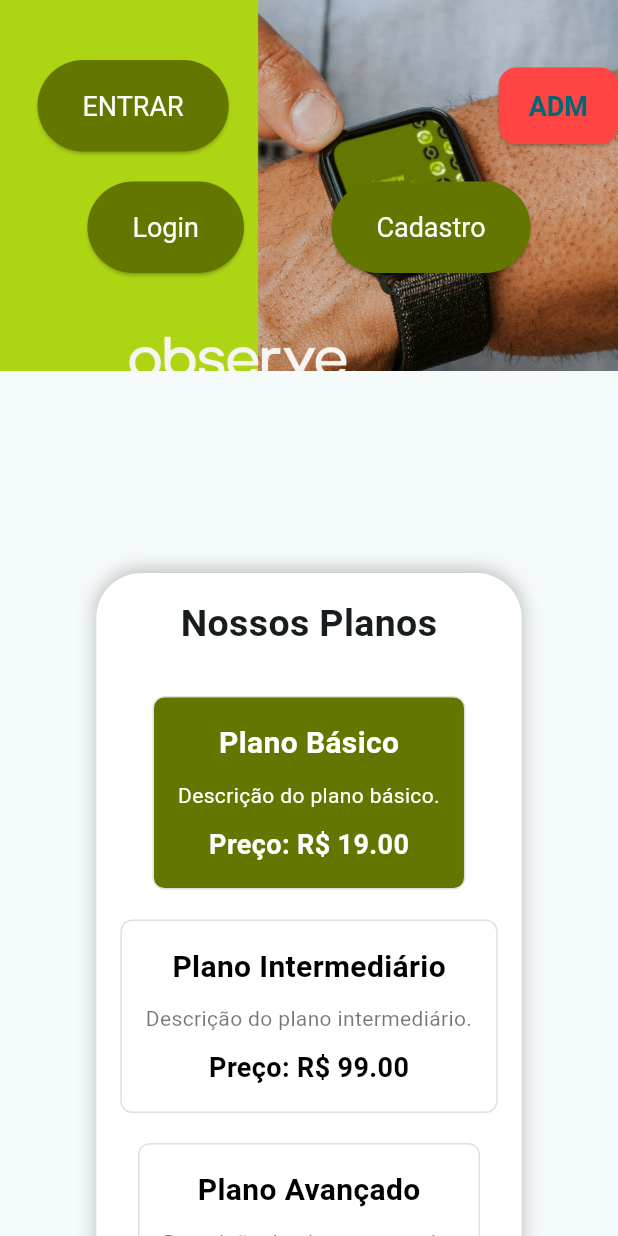
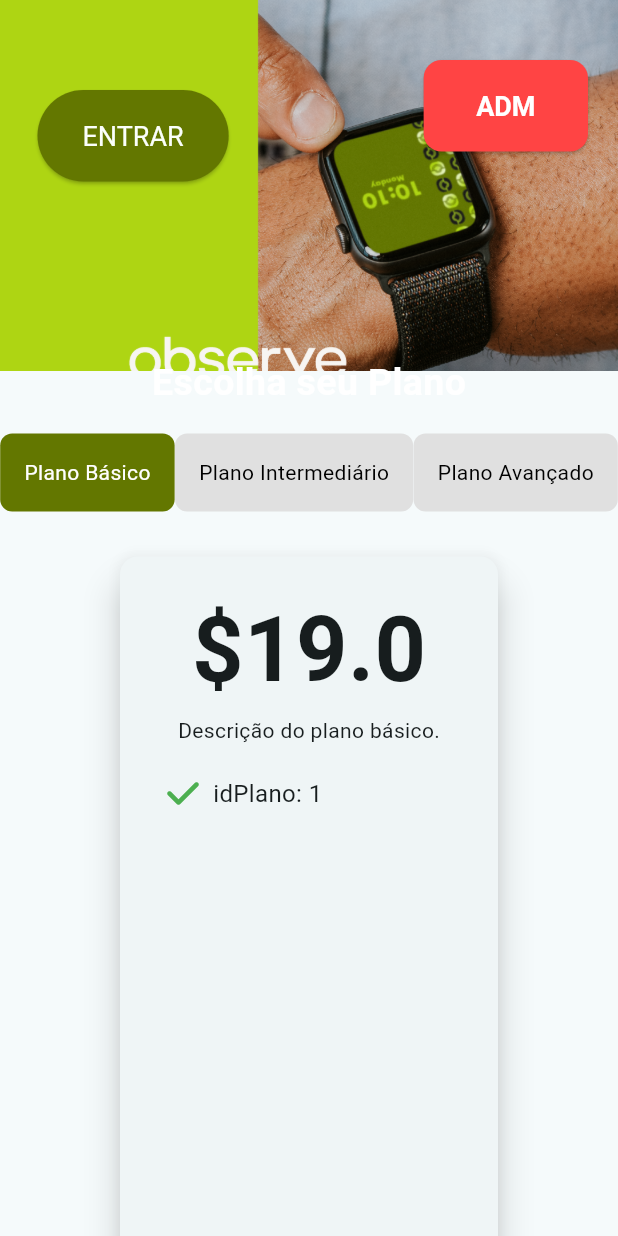
Before and after one commit to CunhaTh/comppare-app, a Flutter app: the screen it shows after launch, on a phone screen of 412 x 824 dp. Run offline on Flutter 3.47's test engine with Material 3 defaults, Android fonts, the phone set to English and light mode, and no system bars; our stand-ins replace flutter_riverpod, font_awesome_flutter, image_picker, qr_flutter; missing offline and left inert: dart:html, dart:js.

Commit message:
visual pag main

```diff
--- a/lib/main.dart
+++ b/lib/main.dart
@@ -85,6 +85,11 @@ class _MyHomePageState extends State<MyHomePage> {
       "valor": 49.0,
     },
   ];
+   void selectPlan(int index) {
+    setState(() {
+      selectedPlan = index;
+    });
+  }
 
 
   @override
@@ -113,21 +118,49 @@ class _MyHomePageState extends State<MyHomePage> {
                     ],
                   ),
                 ),
-                const SizedBox(height: 20),
-                // Área de botões na parte inferior
+                const SizedBox(height: 80),
+                // Área do meio da tela
+                Column(
+        crossAxisAlignment: CrossAxisAlignment.center,
+        children: [
+          Padding(
+            padding: const EdgeInsets.all(16.0),
+            child: Text(
+              'Escolha seu Plano',
+              style: TextStyle(color: Colors.white,fontSize: 25, fontWeight: FontWeight.bold),
+            ),
+          ),
+          Column(
+              children: [
                 Row(
-                  mainAxisAlignment: MainAxisAlignment.spaceEvenly,
+                  mainAxisAlignment: MainAxisAlignment.spaceAround,
                   children: [
-                    _buildActionButton(context, 'Login', LoginScreen()),
-                    _buildActionButton(context, 'Cadastro', CadastroScreen(idPlano: null)),
+                    for (int i = 0; i < plans.length; i++)
+                      _buildPlanButton(plans[i]['nome'], i + 1),
                   ],
                 ),
-                const SizedBox(height: 200),
-                Positioned(
-              top: MediaQuery.of(context).size.height * 10,
-              left: 0,
-              right: 0,
-              child: Container(
+                Column(children:[ _buildPlanDetails()]),
+              ],
+            ),
+          Center(
+            child: Padding(
+              padding: const EdgeInsets.only(bottom: 10),
+              child: ElevatedButton(
+                style: ElevatedButton.styleFrom(
+                              foregroundColor: Color.fromARGB(255, 251, 255, 250), backgroundColor: Color(0xFF637700),
+                              padding: EdgeInsets.symmetric(horizontal: 140, vertical: 25),
+                              textStyle: TextStyle(fontSize: 18),
+                              ),
+                onPressed: isLoading ? null : navigateToCadastro,
+                child: isLoading
+                    ? CircularProgressIndicator(color: Colors.white)
+                    : Text('Assinar'),
+              ),
+            ),
+          ),
+        ],
+      ),
+             /* Container(
                   padding: const EdgeInsets.all(16.0),
                   decoration: BoxDecoration(
                   color: Colors.white,
@@ -166,13 +199,71 @@ class _MyHomePageState extends State<MyHomePage> {
               ),
                   ],
                 ),
-              ),
-            ),
+              ),*/
+
               ],
             ),
 
 
           ],
+        ),
+      ),
+    );
+  }
+
+   Widget _buildPlanDetails() {
+    final selectedPlanDetails = plans[selectedPlan - 1];
+    return Card(
+      elevation: 10,
+      margin: EdgeInsets.only(top: 30,bottom: 20, left: 80,right: 80),
+      child: Padding(
+        padding: const EdgeInsets.only(top: 20),
+        child: Column(
+          children: [
+            Text(
+              '\$${selectedPlanDetails['valor']}',
+              style: TextStyle(fontSize: 60, fontWeight: FontWeight.bold),
+            ),
+            Text(selectedPlanDetails['descricao']),
+            SizedBox(height: 10.0),
+            ...selectedPlanDetails.entries.where((entry) =>
+                entry.key != 'nome' &&
+                entry.key != 'descricao' &&
+                entry.key != 'valor').map<Widget>((entry) {
+              return Padding(
+                padding: const EdgeInsets.only(left: 30,top: 10,bottom: 300),
+                child: Row(
+                  children: [
+                    Icon(FontAwesomeIcons.check, color: Colors.green),
+                    SizedBox(width: 8.0),
+                     Text(
+                        '${entry.key}: ${entry.value}',style: TextStyle(fontSize: 16),
+                      ),
+
+                  ],
+                ),
+              );
+            }).toList(),
+          ],
+        ),
+      ),
+    );
+  }
+
+  Widget _buildPlanButton(String title, int index) {
+    return GestureDetector(
+      onTap: () => selectPlan(index),
+      child: Container(
+        padding: EdgeInsets.all(16.0),
+        decoration: BoxDecoration(
+          color: selectedPlan == index ? Color(0xFF637700) : Colors.grey[300],
+          borderRadius: BorderRadius.circular(8.0),
+        ),
+        child: Text(
+          title,
+          style: TextStyle(
+            color: selectedPlan == index ? Colors.white : Colors.black,
+          ),
         ),
       ),
     );
@@ -225,7 +316,9 @@ class _MyHomePageState extends State<MyHomePage> {
   }
 
   Widget _buildAdmButton(BuildContext context) {
-    return ElevatedButton(
+    return Padding(
+      padding: const EdgeInsets.only(right: 20,bottom: 40),
+      child: ElevatedButton(
         onPressed: () {
           Navigator.push(
             context,
@@ -235,7 +328,7 @@ class _MyHomePageState extends State<MyHomePage> {
           );
         },
         style: ElevatedButton.styleFrom(
-        padding: const EdgeInsets.symmetric(horizontal: 20, vertical: 15),
+          padding: const EdgeInsets.symmetric(horizontal: 35, vertical: 20),
           shape: RoundedRectangleBorder(
             borderRadius: BorderRadius.circular(12),
           ),
@@ -246,7 +339,8 @@ class _MyHomePageState extends State<MyHomePage> {
             color: Colors.white,
           ),
         ),
-      child: const Text('ADM'),
+        child: const Text('ADM',style: TextStyle(color: Colors.white),),
+      ),
     );
   }
 
```
Lines whose indentation alone changed are shown as unchanged.
